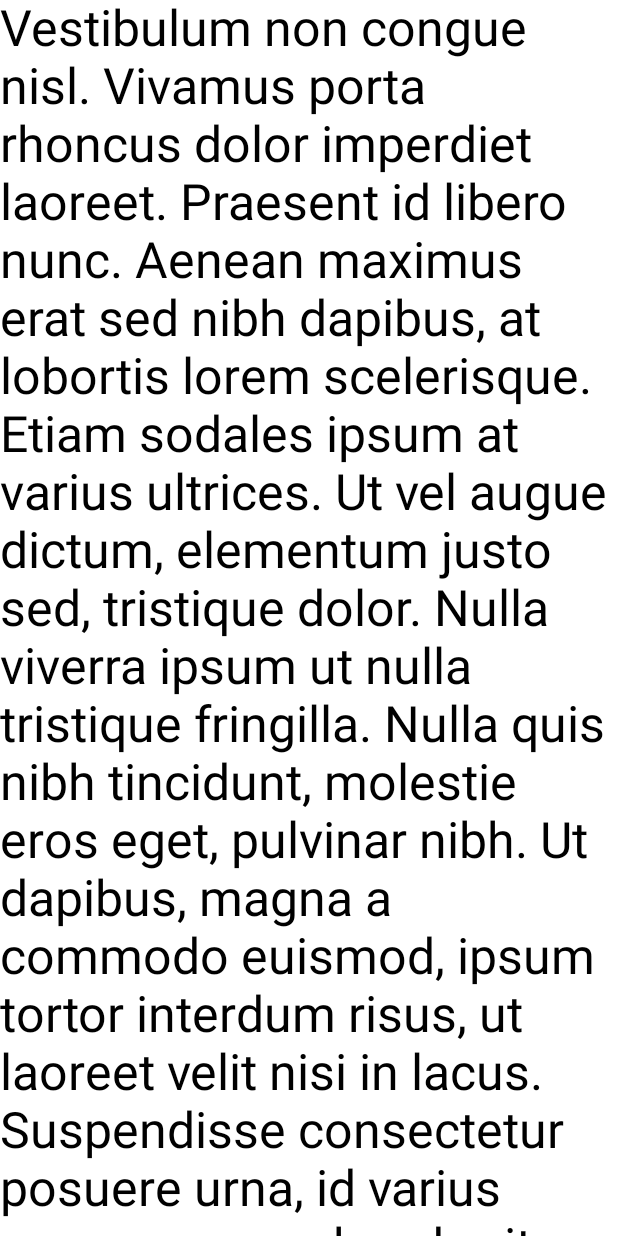
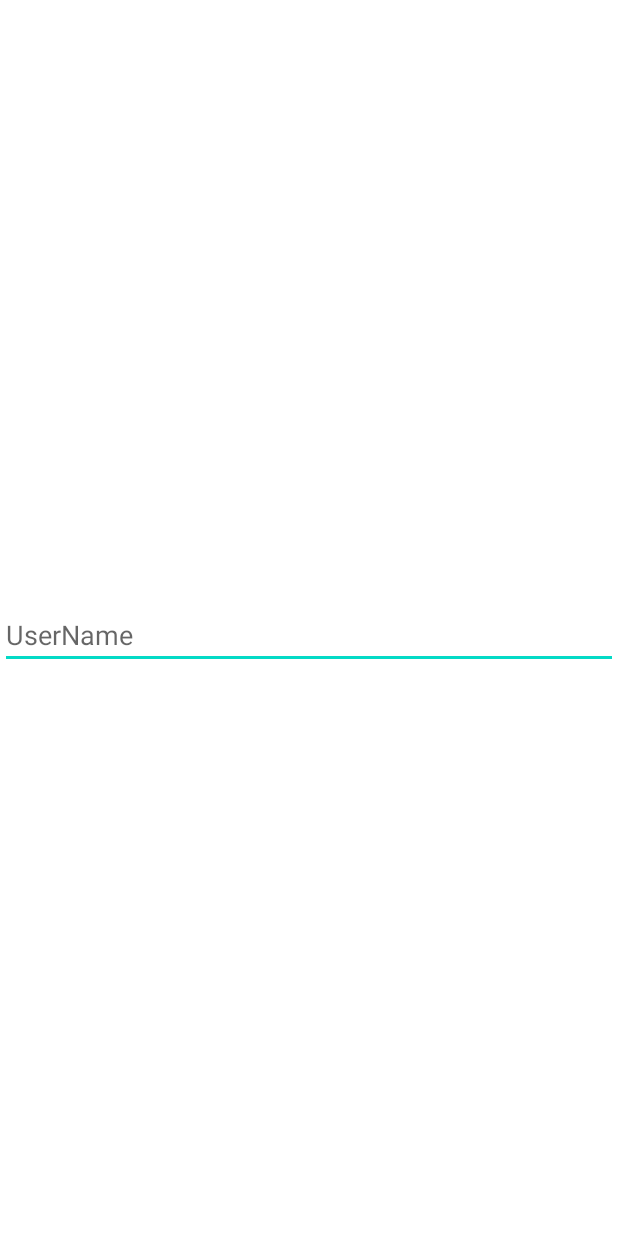
Before and after one commit to limajia/PracticesRep, an Android app: the CustomViewActivity screen opened directly, with no data from a screen before it, on a phone screen of 412 x 824 dp. Run offline under Robolectric (Android 15) with nearby library versions, the phone set to English and light mode, and no system bars.

Commit message:
自定义view MaterialEditText

```diff
--- a/app/src/main/java/com/mlj/practicesrep/customview/CustomViewActivity.java
+++ b/app/src/main/java/com/mlj/practicesrep/customview/CustomViewActivity.java
@@ -1,10 +1,16 @@
 package com.mlj.practicesrep.customview;
 
+import android.animation.AnimatorSet;
+import android.animation.ObjectAnimator;
+import android.animation.PropertyValuesHolder;
+import android.animation.ValueAnimator;
 import android.os.Bundle;
+import android.view.animation.LinearInterpolator;
 
 import androidx.appcompat.app.AppCompatActivity;
 
 import com.mlj.practicesrep.R;
+import com.mlj.practicesrep.customview.animate.CircleView;
 
 public class CustomViewActivity extends AppCompatActivity {
 
@@ -16,5 +22,39 @@ public class CustomViewActivity extends AppCompatActivity {
 //        getApplicationContext().getResources()
 //        context().getResources()
 //        Resources.getSystem().getDisplayMetrics() //只会得到系统参数的上下文
+
+        CircleView circleView = findViewById(R.id.animate_circle_view);
+
+        ObjectAnimator pingyiAnimator = ObjectAnimator.ofFloat(circleView,
+                "translationX",
+                200);
+        pingyiAnimator.setStartDelay(500);
+        pingyiAnimator.start();
+
+        // 第二个是view中的属性方法 其中调用了invalidate 这里的float得和接收的方法参数类型相同
+        ObjectAnimator objectAnimator = ObjectAnimator.ofFloat(circleView,
+                "radius",
+                300);
+        objectAnimator.setStartDelay(1000);
+        objectAnimator.start(); //AnimatorSet 中时，可去掉
+
+        AnimatorSet animatorSet = new AnimatorSet();
+        animatorSet.playSequentially(pingyiAnimator, objectAnimator); // 这里是Animator的数组
+//        animatorSet.setStartDelay();
+        animatorSet.start();
+
+        PropertyValuesHolder m; //同一个动画过程中 设置多个动画属性
+
+        //
+        ValueAnimator valueAnimator = ObjectAnimator.ofFloat();
+        // 最常用的四种
+        valueAnimator.setInterpolator(
+//                new AccelerateDecelerateInterpolator()
+//                new AccelerateInterpolator()
+//                new DecelerateInterpolator()
+                new LinearInterpolator() //匀速 最少用 不符合生活
+        );
+
+//        ObjectAnimator.ofObject(); // object的参数可以添加估值器
     }
 }
--- /dev/null
+++ b/app/src/main/java/com/mlj/practicesrep/customview/animate/CircleView.java
@@ -0,0 +1,38 @@
+package com.mlj.practicesrep.customview.animate;
+
+import android.content.Context;
+import android.graphics.Canvas;
+import android.graphics.Paint;
+import android.util.AttributeSet;
+import android.view.View;
+
+import androidx.annotation.Nullable;
+
+public class CircleView extends View {
+
+    public void setRadius(float radius) {
+        this.radius = radius;
+        invalidate(); // 只是标识为失效 不是refresh  界面刷新的时候 不会自动重绘 除非标识为失效
+    }
+
+    private float radius = 100;
+
+    public CircleView(Context context) {
+        super(context);
+    }
+
+    public CircleView(Context context, @Nullable AttributeSet attrs) {
+        super(context, attrs);
+    }
+
+    Paint paint = new Paint(Paint.ANTI_ALIAS_FLAG);
+
+    {
+        paint.setStyle(Paint.Style.FILL);
+    }
+
+    @Override
+    protected void onDraw(Canvas canvas) {
+        canvas.drawCircle(getWidth() / 2, getHeight() / 2, radius, paint);
+    }
+}
--- /dev/null
+++ b/app/src/main/java/com/mlj/practicesrep/customview/cutomEditText/MaterialEditText.java
@@ -0,0 +1,101 @@
+package com.mlj.practicesrep.customview.cutomEditText;
+
+import android.animation.ObjectAnimator;
+import android.content.Context;
+import android.content.res.TypedArray;
+import android.graphics.Canvas;
+import android.graphics.Paint;
+import android.util.AttributeSet;
+import android.util.Log;
+
+import androidx.annotation.NonNull;
+import androidx.annotation.Nullable;
+import androidx.appcompat.widget.AppCompatEditText;
+
+import com.mlj.practicesrep.R;
+
+//hint 顶部提示自定义
+public class MaterialEditText extends AppCompatEditText {
+
+    private static final String TAG = "MaterialEditText";
+
+    private static final int TEXT_SIZE = 30;
+    private static final int TEXT_MARGIN = 5;
+
+    private static final int HORIZONTAL_OFFSET = 20;
+    private static final int VERTICAL_OFFSET = 23;
+    private static final int EXTRA_VERTICAL_OFFSET = 10;
+
+    private boolean useFloatingLabel;
+
+    private boolean floatingLabelShown;
+
+    float floatingLabelFraction = 0f;
+
+    public void setFloatingLabelFraction(float floatingLabelFraction) {
+        this.floatingLabelFraction = floatingLabelFraction;
+        invalidate();
+    }
+
+    public MaterialEditText(@NonNull Context context) {
+        this(context, null);
+    }
+
+    public MaterialEditText(@NonNull Context context, @Nullable AttributeSet attrs) {
+        super(context, attrs);
+        // 添加显示的距离  这些只是穿进去的值 和绘制流程没有关系
+        setPadding(getPaddingLeft(), getPaddingTop() + TEXT_SIZE + TEXT_MARGIN,
+                getPaddingRight(), getPaddingBottom());
+        // 这里包括所以的属性
+        //D/MaterialEditText: MaterialEditText: name =layout_gravity value =0x11
+        //D/MaterialEditText: MaterialEditText: name =layout_width value =-1
+        //D/MaterialEditText: MaterialEditText: name =layout_height value =-2
+        //D/MaterialEditText: MaterialEditText: name =hint value =UserName
+        //D/MaterialEditText: MaterialEditText: name =useFloatingLabel value =true
+        int attributeCount = attrs.getAttributeCount();
+        for (int i = 0; i < attributeCount; i++) {
+            Log.d(TAG, "MaterialEditText: name ="
+                    + attrs.getAttributeName(i)
+                    + "value =" + attrs.getAttributeValue(i));
+        }
+        // 过滤style中的attr
+//        runtime_symbol_list 文件
+
+        // int[] styleable MaterialEditText { 0x7f03033d }
+        // int attr useFloatingLabel 0x7f03033d
+        // int styleable MaterialEditText_useFloatingLabel 0
+        // 这其实是一个过滤器
+        TypedArray typedArray = context.obtainStyledAttributes(attrs, R.styleable.MaterialEditText);
+        useFloatingLabel = typedArray.getBoolean(R.styleable.MaterialEditText_useFloatingLabel, true);
+        typedArray.recycle();
+    }
+
+    Paint paint = new Paint(Paint.ANTI_ALIAS_FLAG);
+    // 只一个点的话为终点  动画自动取当前的的属性的get值，所以需要设置set方法，否则动画是没有的
+    ObjectAnimator animator = ObjectAnimator.ofFloat(this,
+            "floatingLabelFraction", 0f, 1f);
+
+    {
+        paint.setTextSize(TEXT_SIZE);
+    }
+
+    @Override
+    protected void onTextChanged(CharSequence text, int start, int lengthBefore, int lengthAfter) {
+        super.onTextChanged(text, start, lengthBefore, lengthAfter);
+        if (floatingLabelShown && text.length() == 0) {
+            floatingLabelShown = false;
+            animator.reverse();
+        } else if (!floatingLabelShown && text.length() != 0) {
+            floatingLabelShown = true;
+            animator.start();
+        }
+    }
+
+    @Override
+    protected void onDraw(Canvas canvas) {
+        super.onDraw(canvas);
+        paint.setAlpha((int) (floatingLabelFraction * 0xFF));
+        int currentVertivalValue = (int) (VERTICAL_OFFSET + EXTRA_VERTICAL_OFFSET * (1 - floatingLabelFraction));
+        canvas.drawText(getHint().toString(), HORIZONTAL_OFFSET, currentVertivalValue, paint);
+    }
+}
--- /dev/null
+++ b/app/src/main/java/com/mlj/practicesrep/customview/drawable/MeshView.java
@@ -0,0 +1,32 @@
+package com.mlj.practicesrep.customview.drawable;
+
+import android.content.Context;
+import android.graphics.Canvas;
+import android.util.AttributeSet;
+import android.view.View;
+
+import androidx.annotation.Nullable;
+
+// meshView 中有个drawble处理工具 用来绘制不同的 或者已有的drawable
+// 蜡烛图 定义两个横竖的蜡烛view 在view的ondraw中使用相同的Drawale之后，再绘制自己对象的细节
+public class MeshView extends View {
+    //    ColorDrawable colorDrawable = new ColorDrawable(Color.DKGRAY);
+    MeshDrawable meshDrawable = new MeshDrawable();
+
+    public MeshView(Context context) {
+        super(context);
+    }
+
+    public MeshView(Context context, @Nullable AttributeSet attrs) {
+        super(context, attrs);
+    }
+
+    @Override
+    protected void onDraw(Canvas canvas) {
+        super.onDraw(canvas);
+//        colorDrawable.setBounds(0, 0, getWidth(), getHeight());// 必须指定
+//        colorDrawable.draw(canvas);
+        meshDrawable.setBounds(0, 0, getWidth(), getHeight());
+        meshDrawable.draw(canvas);
+    }
+}
--- a/app/src/main/res/layout/activity_custom_view.xml
+++ b/app/src/main/res/layout/activity_custom_view.xml
@@ -1,5 +1,6 @@
 <?xml version="1.0" encoding="utf-8"?>
 <FrameLayout xmlns:android="http://schemas.android.com/apk/res/android"
+    xmlns:app="http://schemas.android.com/apk/res-auto"
     xmlns:tools="http://schemas.android.com/tools"
     android:layout_width="match_parent"
     android:layout_height="match_parent"
@@ -32,6 +33,24 @@
 
     <com.mlj.practicesrep.customview.MultilineTextView
         android:layout_width="match_parent"
-        android:layout_height="match_parent" />
+        android:layout_height="match_parent"
+        android:visibility="gone" />
 
+    <com.mlj.practicesrep.customview.animate.CircleView
+        android:id="@+id/animate_circle_view"
+        android:layout_width="match_parent"
+        android:layout_height="match_parent"
+        android:visibility="gone" />
+
+    <com.mlj.practicesrep.customview.drawable.MeshView
+        android:layout_width="match_parent"
+        android:layout_height="match_parent"
+        android:visibility="gone" />
+
+    <com.mlj.practicesrep.customview.cutomEditText.MaterialEditText
+        android:layout_width="match_parent"
+        android:layout_height="wrap_content"
+        android:layout_gravity="center"
+        android:hint="UserName"
+        app:useFloatingLabel="true" />
 </FrameLayout>
--- /dev/null
+++ b/app/src/main/res/values/attrs.xml
@@ -0,0 +1,6 @@
+<?xml version="1.0" encoding="utf-8"?>
+<resources>
+    <declare-styleable name="MaterialEditText">
+        <attr name="useFloatingLabel" format="boolean" />
+    </declare-styleable>
+</resources>
```
Also changed, not shown: app/src/main/java/com/mlj/practicesrep/customview/drawable/MeshDrawable.java (added, +65 -0 lines).
